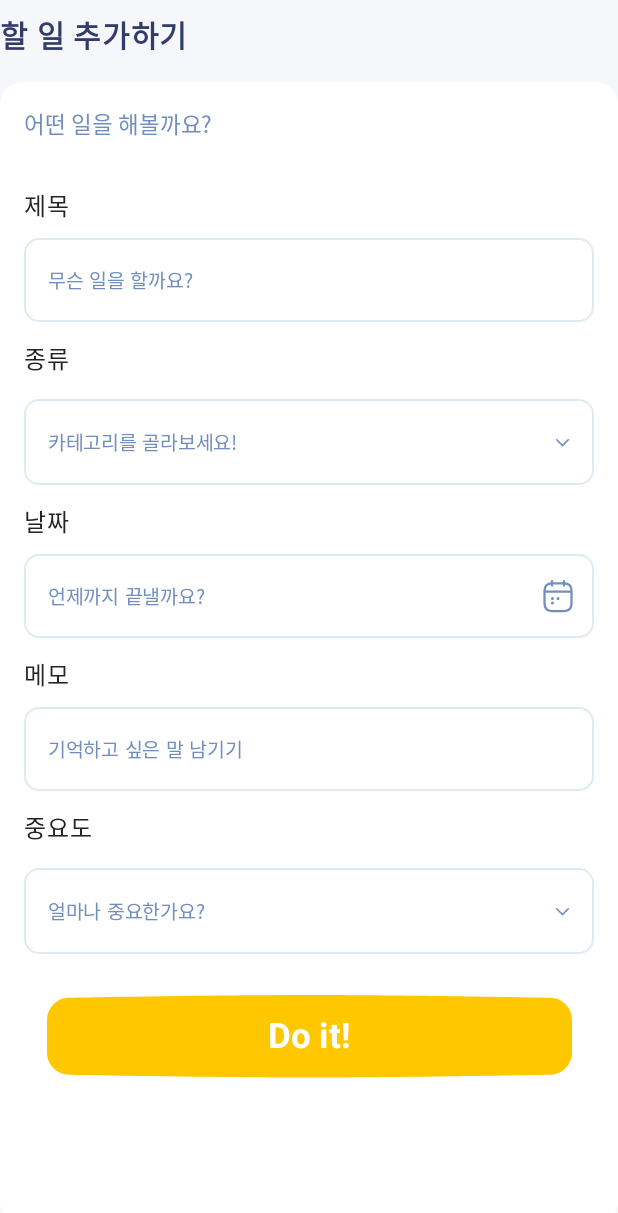
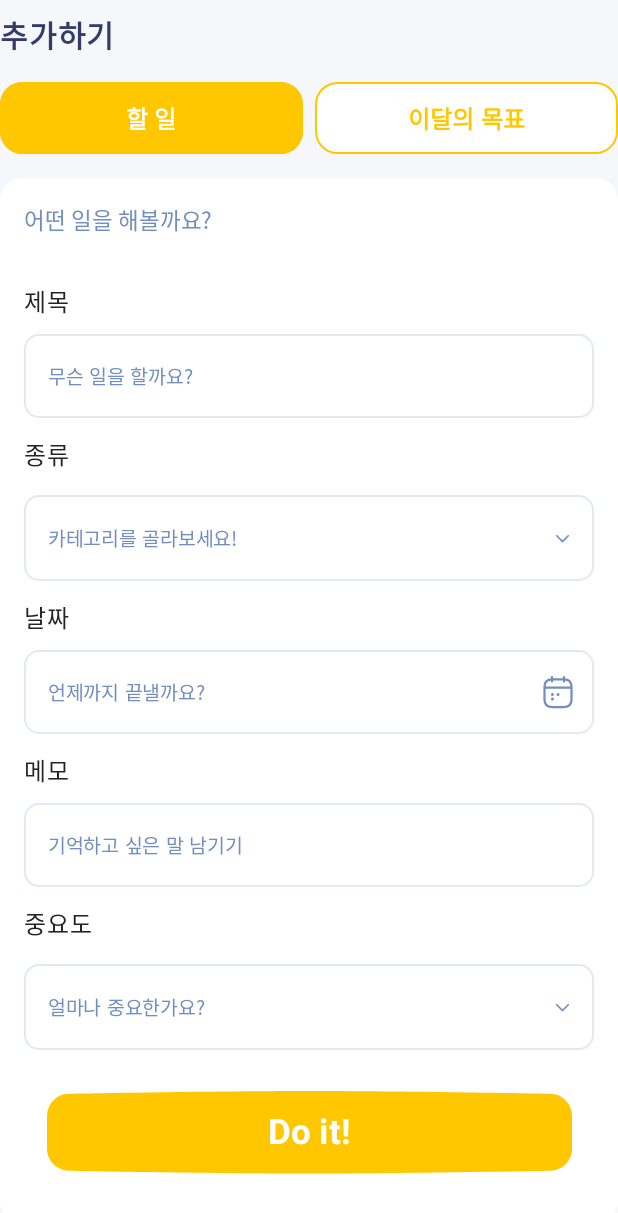
Before and after one commit to yesue2/Pico-App, an Android app built with Jetpack Compose: the composable AddTodoListSection shown on its own in the app's theme, on a phone screen of 412 x 824 dp. Shown: the top 1213 px of the screen. Run offline under Robolectric (Android 15) with nearby library versions, the phone set to English and light mode, and no system bars.

Commit message:
:lipstick: design: Add 화면 할 일, 이달의 목표 버튼 UI 추가

```diff
--- /dev/null
+++ b/app/src/main/java/com/example/pico/ui/components/ToggleButton.kt
@@ -0,0 +1,36 @@
+package com.example.pico.ui.components
+
+import androidx.compose.foundation.BorderStroke
+import androidx.compose.foundation.layout.height
+import androidx.compose.foundation.shape.RoundedCornerShape
+import androidx.compose.material3.Button
+import androidx.compose.material3.ButtonDefaults
+import androidx.compose.material3.MaterialTheme
+import androidx.compose.material3.Text
+import androidx.compose.runtime.Composable
+import androidx.compose.ui.Modifier
+import androidx.compose.ui.text.font.FontWeight
+import androidx.compose.ui.unit.dp
+import androidx.compose.ui.unit.sp
+
+@Composable
+fun ToggleButton(
+    text: String,
+    isSelected: Boolean,
+    onClick: () -> Unit,
+    modifier: Modifier = Modifier
+) {
+    Button(
+        onClick = onClick,
+        colors = ButtonDefaults.buttonColors(
+            containerColor = if (isSelected) MaterialTheme.colorScheme.primary else MaterialTheme.colorScheme.tertiary, // 선택된 경우와 아닌 경우의 배경색
+            contentColor = if (isSelected) MaterialTheme.colorScheme.tertiary else MaterialTheme.colorScheme.primary // 선택된 경우와 아닌 경우의 텍스트 색상
+        ),
+        border = BorderStroke(1.dp, MaterialTheme.colorScheme.primary),
+        shape = RoundedCornerShape(15.dp),
+        modifier = modifier
+            .height(48.dp)
+    ) {
+        Text(text = text, fontSize = 16.sp, fontWeight = FontWeight.Bold)
+    }
+}
--- /dev/null
+++ b/app/src/main/java/com/example/pico/ui/components/ToggleButtonGroup.kt
@@ -0,0 +1,33 @@
+package com.example.pico.ui.components
+
+import androidx.compose.foundation.layout.Arrangement
+import androidx.compose.foundation.layout.Row
+import androidx.compose.foundation.layout.fillMaxWidth
+import androidx.compose.runtime.Composable
+import androidx.compose.ui.Modifier
+import androidx.compose.ui.unit.dp
+
+@Composable
+fun ToggleButtonGroup(
+    selectedTab: String,
+    onTabSelected: (String) -> Unit
+) {
+    Row(
+        modifier = Modifier.fillMaxWidth(),
+        horizontalArrangement = Arrangement.spacedBy(8.dp)
+    ) {
+        ToggleButton(
+            text = "할 일",
+            isSelected = selectedTab == "할 일",
+            onClick = { onTabSelected("할 일") },
+            modifier = Modifier.weight(1f) // ✅ 균등한 너비 설정
+        )
+
+        ToggleButton(
+            text = "이달의 목표",
+            isSelected = selectedTab == "이달의 목표",
+            onClick = { onTabSelected("이달의 목표") },
+            modifier = Modifier.weight(1f) // ✅ 균등한 너비 설정
+        )
+    }
+}
--- a/app/src/main/java/com/example/pico/ui/views/AddScreen.kt
+++ b/app/src/main/java/com/example/pico/ui/views/AddScreen.kt
@@ -14,6 +14,10 @@ import androidx.compose.material3.MaterialTheme
 import androidx.compose.material3.Scaffold
 import androidx.compose.material3.Text
 import androidx.compose.runtime.Composable
+import androidx.compose.runtime.getValue
+import androidx.compose.runtime.mutableStateOf
+import androidx.compose.runtime.remember
+import androidx.compose.runtime.setValue
 import androidx.compose.ui.Modifier
 import androidx.compose.ui.text.font.FontWeight
 import androidx.compose.ui.tooling.preview.Preview
@@ -23,6 +27,7 @@ import androidx.navigation.NavController
 import androidx.navigation.compose.rememberNavController
 import com.example.pico.ui.components.AddTodoForm
 import com.example.pico.ui.components.BottomAppBar
+import com.example.pico.ui.components.ToggleButtonGroup
 import com.example.pico.ui.components.TopAppBar
 import com.example.pico.ui.theme.PicoTheme
 import com.example.pico.viewmodel.DailyTodoViewModel
@@ -49,6 +54,8 @@ fun AddScreen(navController: NavController, viewModel: DailyTodoViewModel) {
 
 @Composable
 fun AddTodoListSection(navController: NavController, viewModel: DailyTodoViewModel) {
+    var selectedTab by remember { mutableStateOf("할 일") }
+
     Column(
         modifier = Modifier
             .fillMaxWidth()
@@ -56,10 +63,17 @@ fun AddTodoListSection(navController: NavController, viewModel: DailyTodoViewMod
             .padding(vertical = 8.dp)
     ) {
         Text(
-            text = "할 일 추가하기",
+            text = "추가하기",
             fontSize = 20.sp,
             fontWeight = FontWeight.Bold,
             color = MaterialTheme.colorScheme.onBackground
+        )
+
+        Spacer(modifier = Modifier.height(16.dp))
+
+        ToggleButtonGroup(
+            selectedTab = selectedTab,
+            onTabSelected = { selectedTab = it }
         )
 
         Spacer(modifier = Modifier.height(16.dp))
```
